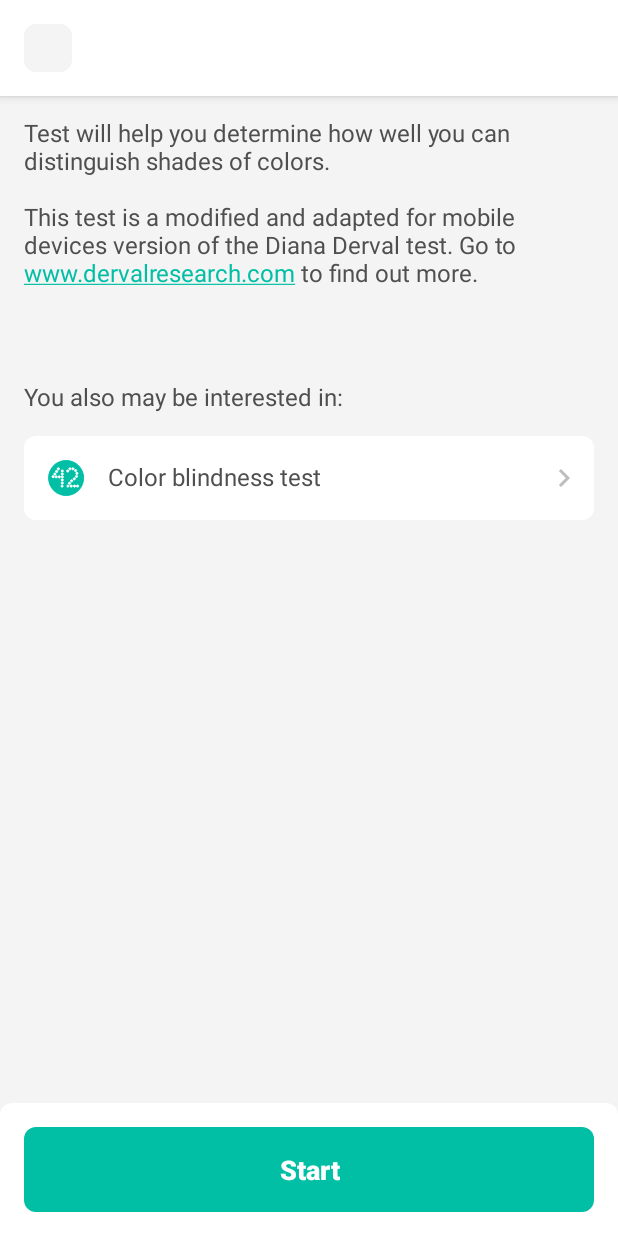
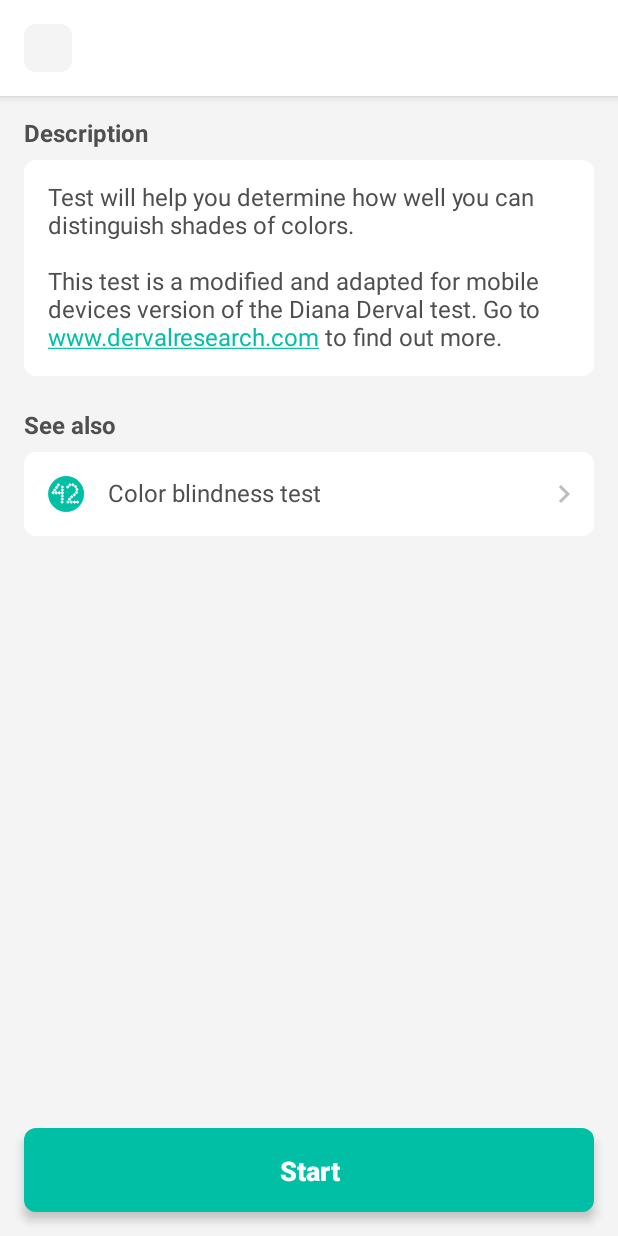
Before and after one commit to RznNike/EyeHealthManager, an Android app: the layout fragment_color_perception_info.xml on its own in the app's theme, with its tools: preview values and no code run, on a phone screen of 412 x 824 dp. Run offline under Robolectric (Android 15) with nearby library versions, the light colour scheme and no system bars.

Commit message:
Color perception info screen redesigned

```diff
--- a/app/src/main/java/ru/rznnike/eyehealthmanager/app/ui/fragment/colorperception/info/ColorPerceptionInfoFragment.kt
+++ b/app/src/main/java/ru/rznnike/eyehealthmanager/app/ui/fragment/colorperception/info/ColorPerceptionInfoFragment.kt
@@ -8,6 +8,7 @@ import ru.rznnike.eyehealthmanager.R
 import ru.rznnike.eyehealthmanager.app.global.ui.fragment.BaseFragment
 import ru.rznnike.eyehealthmanager.app.presentation.colorperception.info.ColorPerceptionInfoPresenter
 import ru.rznnike.eyehealthmanager.app.presentation.colorperception.info.ColorPerceptionInfoView
+import ru.rznnike.eyehealthmanager.app.utils.extensions.addSystemWindowInsetToMargin
 import ru.rznnike.eyehealthmanager.app.utils.extensions.addSystemWindowInsetToPadding
 import ru.rznnike.eyehealthmanager.databinding.FragmentColorPerceptionInfoBinding
 
@@ -22,7 +23,8 @@ class ColorPerceptionInfoFragment : BaseFragment(R.layout.fragment_color_percept
         super.onViewCreated(view, savedInstanceState)
         binding.apply {
             layoutToolbarContainer.addSystemWindowInsetToPadding(top = true)
-            layoutControls.addSystemWindowInsetToPadding(bottom = true)
+            layoutScrollableContent.addSystemWindowInsetToPadding(bottom = true)
+            buttonStartTest.addSystemWindowInsetToMargin(bottom = true)
         }
         initToolbar()
         initOnClickListeners()
--- a/app/src/main/res/layout/fragment_color_perception_info.xml
+++ b/app/src/main/res/layout/fragment_color_perception_info.xml
@@ -1,24 +1,23 @@
 <?xml version="1.0" encoding="utf-8"?>
 <FrameLayout xmlns:android="http://schemas.android.com/apk/res/android"
     xmlns:app="http://schemas.android.com/apk/res-auto"
-    xmlns:tools="http://schemas.android.com/tools"
     android:layout_width="match_parent"
     android:layout_height="match_parent"
     android:background="@color/colorBackground">
 
-    <LinearLayout
+    <androidx.constraintlayout.widget.ConstraintLayout
         android:id="@+id/content"
         android:layout_width="match_parent"
-        android:layout_height="match_parent"
-        android:orientation="vertical"
-        tools:ignore="UselessParent">
+        android:layout_height="match_parent">
 
         <FrameLayout
             android:id="@+id/layoutToolbarContainer"
             android:layout_width="match_parent"
             android:layout_height="wrap_content"
             android:background="@color/colorBackgroundLight"
-            android:elevation="4dp">
+            android:elevation="4dp"
+            app:layout_constraintTop_toTopOf="parent"
+            app:layout_constraintStart_toStartOf="parent">
 
             <include
                 android:id="@+id/toolbar"
@@ -29,34 +28,50 @@
         <ScrollView
             android:layout_width="match_parent"
             android:layout_height="0dp"
-            android:layout_weight="1"
-            android:fillViewport="true">
+            android:fillViewport="true"
+            app:layout_constraintTop_toBottomOf="@id/layoutToolbarContainer"
+            app:layout_constraintBottom_toBottomOf="parent"
+            app:layout_constraintStart_toStartOf="parent">
 
             <LinearLayout
+                android:id="@+id/layoutScrollableContent"
                 android:layout_width="match_parent"
                 android:layout_height="wrap_content"
-                android:orientation="vertical"
-                android:padding="16dp">
+                android:padding="16dp"
+                android:orientation="vertical">
 
                 <androidx.appcompat.widget.AppCompatTextView
-                    android:id="@+id/textViewDescription"
+                    style="@style/AppTheme.TextView.Bold"
                     android:layout_width="match_parent"
                     android:layout_height="wrap_content"
-                    android:autoLink="all"
-                    android:text="@string/color_perception_description"/>
+                    android:text="@string/description"/>
 
                 <Space
                     android:layout_width="match_parent"
-                    android:layout_height="64dp" />
+                    android:layout_height="8dp" />
 
                 <androidx.appcompat.widget.AppCompatTextView
                     android:layout_width="match_parent"
                     android:layout_height="wrap_content"
-                    android:text="@string/you_may_be_interested"/>
+                    android:padding="16dp"
+                    android:autoLink="all"
+                    android:text="@string/color_perception_description"
+                    android:background="@drawable/bg_rounded_8"
+                    android:backgroundTint="@color/colorBackgroundLight"/>
 
                 <Space
                     android:layout_width="match_parent"
-                    android:layout_height="16dp" />
+                    android:layout_height="24dp" />
+
+                <androidx.appcompat.widget.AppCompatTextView
+                    style="@style/AppTheme.TextView.Bold"
+                    android:layout_width="match_parent"
+                    android:layout_height="wrap_content"
+                    android:text="@string/see_also"/>
+
+                <Space
+                    android:layout_width="match_parent"
+                    android:layout_height="8dp" />
 
                 <LinearLayout
                     android:id="@+id/buttonDaltonismTest"
@@ -89,26 +104,24 @@
 
                 </LinearLayout>
 
+                <Space
+                    android:layout_width="match_parent"
+                    android:layout_height="72dp" />
+
             </LinearLayout>
 
         </ScrollView>
 
-        <FrameLayout
-            android:id="@+id/layoutControls"
+        <androidx.appcompat.widget.AppCompatButton
+            android:id="@+id/buttonStartTest"
             android:layout_width="match_parent"
-            android:layout_height="wrap_content"
-            android:padding="16dp"
-            android:background="@drawable/bg_rounded_8_top"
-            android:backgroundTint="@color/colorBackgroundLight">
+            android:layout_height="56dp"
+            android:layout_margin="16dp"
+            android:text="@string/start"
+            android:elevation="4dp"
+            app:layout_constraintBottom_toBottomOf="parent"
+            app:layout_constraintStart_toStartOf="parent"/>
 
-            <androidx.appcompat.widget.AppCompatButton
-                android:id="@+id/buttonStartTest"
-                android:layout_width="match_parent"
-                android:layout_height="wrap_content"
-                android:text="@string/start"/>
-
-        </FrameLayout>
-
-    </LinearLayout>
+    </androidx.constraintlayout.widget.ConstraintLayout>
 
 </FrameLayout>
--- a/resources/src/main/res/values/strings.xml
+++ b/resources/src/main/res/values/strings.xml
@@ -101,7 +101,7 @@
     <string name="rabkin_result_deiteranomaly_b">Deiteranomaly\n(type B)</string>
     <string name="rabkin_result_deiteranomaly_c">Deiteranomaly\n(type C)</string>
     <string name="rabkin_result_parhology">Pathology</string>
-    <string name="you_may_be_interested">You also may be interested in:</string>
+    <string name="see_also">See also</string>
     <string name="acuity_description">This test is designed to evaluate your visual acuity. Such test usually takes place when visiting an ophthalmologist.\n\nTo perform the test correctly, keep your smartphone at arm\'s length.\n\nYou can change the symbol set for the test in the menu at the bottom of the screen.\n\n<font color="#FF3334"><b>Warning!</b></font> Before passing the test, be sure to calibrate the image scale in the application settings and also enter the length of your hand. You can quickly go to the scaling settings from the menu at the bottom of the screen.</string>
     <string name="symbols_set">Symbols set</string>
     <string name="eyes">Eyes</string>
```
Also changed, not shown: 1 other file.
